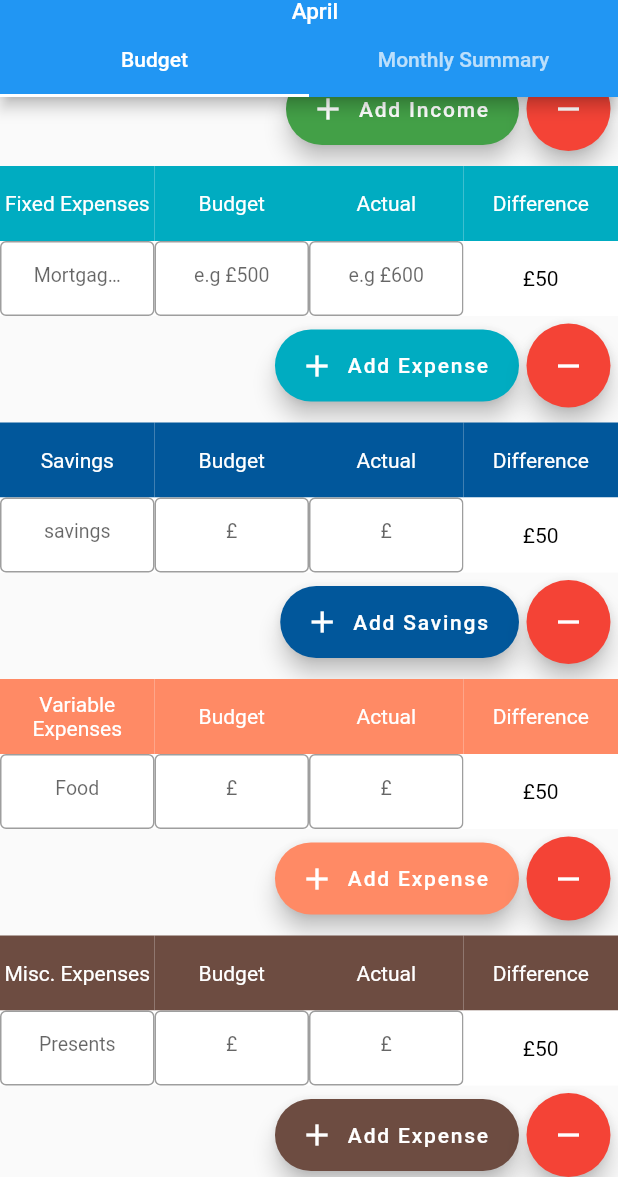
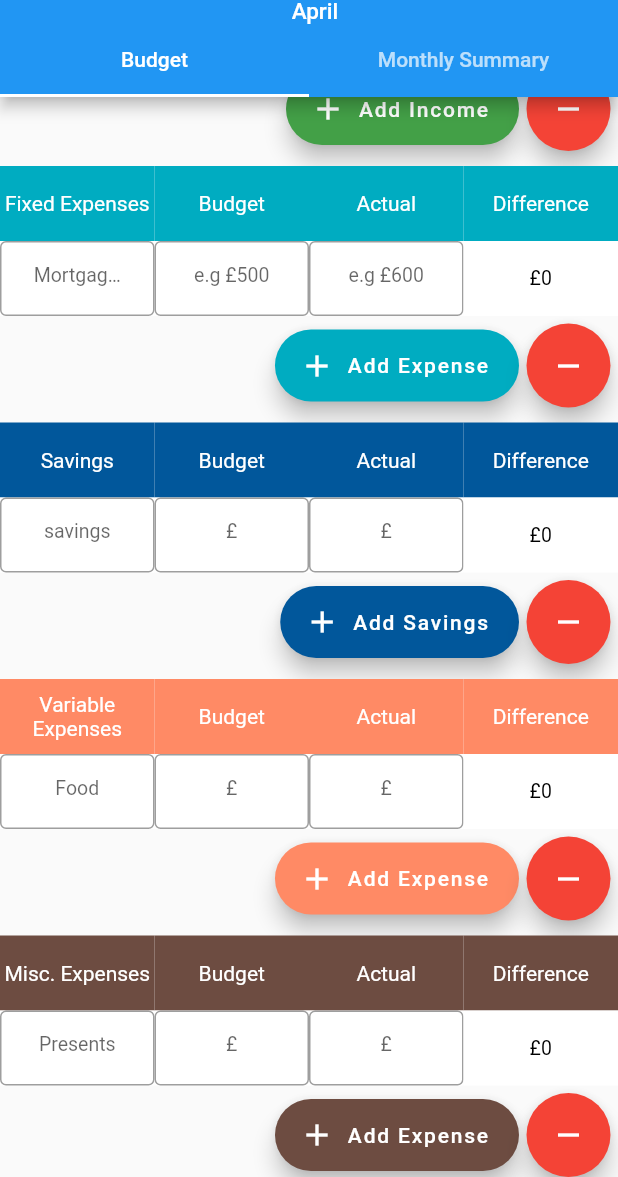
Before and after one commit to RahmsMusti/tmd_finance, a Flutter app: the BudgetPageApr screen opened by its route, scrolled down 125 dp, on a phone screen of 412 x 824 dp, the part 59-1236 px from its top. Run offline on Flutter 3.47's test engine with Material 2 defaults, Android fonts, the phone set to English and light mode, and no system bars; generated files the repository leaves out were written again.

Commit message:
changes input rows to input row examples
modified the difference calculations

```diff
--- a/lib/src/components/input_row_examples.dart
+++ b/lib/src/components/input_row_examples.dart
@@ -29,7 +29,7 @@ class _InputRowExamplesState extends State<InputRowExamples> {
     setState(() {
       budget = double.parse(budgetController.text);
       actual = double.parse(actualController.text);
-      difference = budget - actual;
+      difference = actual - budget;
     });
   }
 
@@ -119,11 +119,14 @@ class _InputRowExamplesState extends State<InputRowExamples> {
           child: Container(
             height: 50,
             color: Colors.white,
-            child: const Center(
+            child: Center(
               child: Text(
-                '£50',
+                '£${difference.toInt()}',
                 textAlign: TextAlign.center,
-                style: TextStyle(color: Colors.black),
+                style: const TextStyle(
+                  color: Colors.black,
+                  fontSize: 13,
+                ),
               ),
             ),
           ),
```
Also changed, not shown: lib/src/pages/budget_page_jan.dart (+5 -6 lines).
